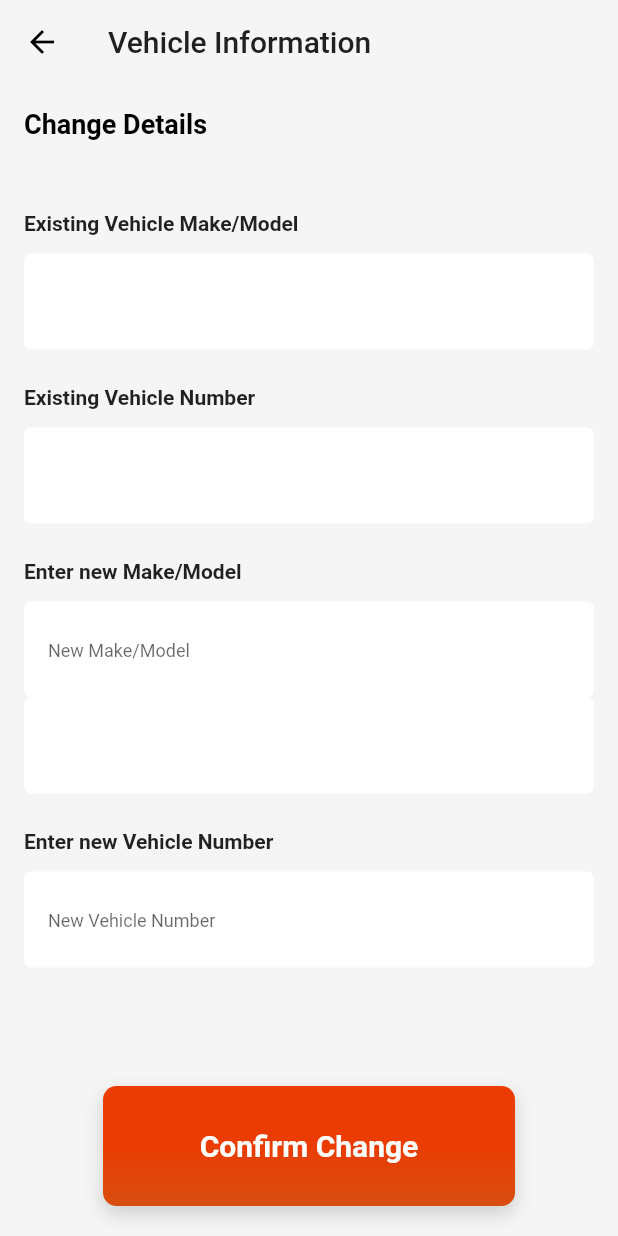
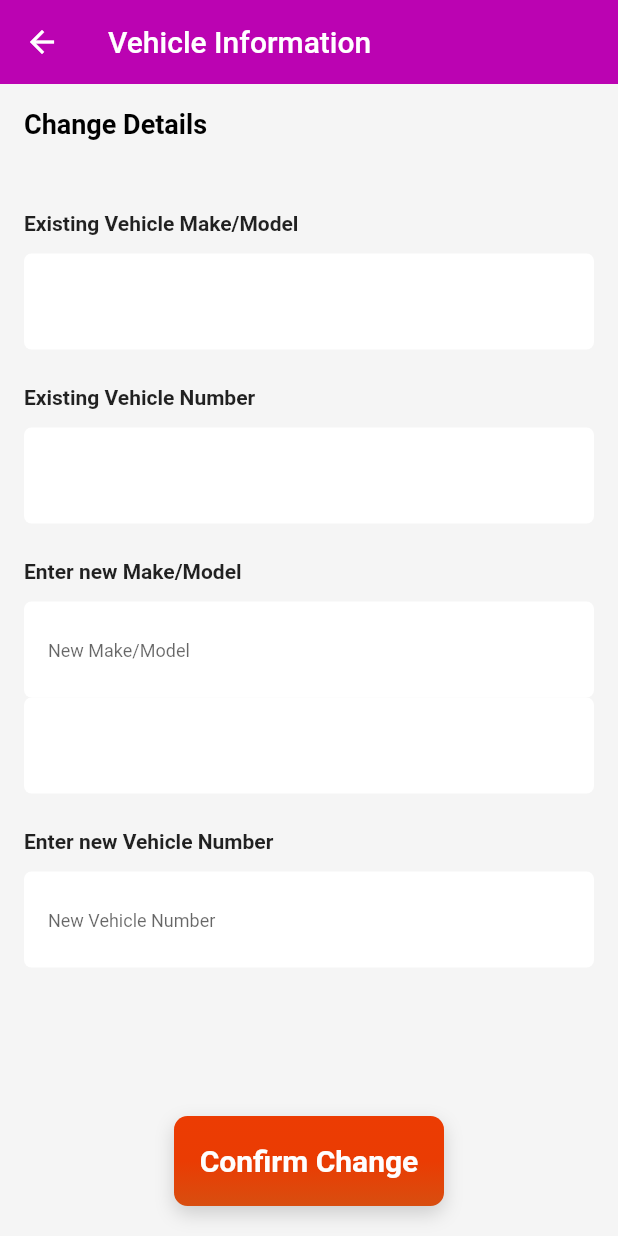
Before and after one commit to Abdullah0322/FYP_v1, a Flutter app: the VehicleInfo screen opened directly, on a phone screen of 412 x 824 dp. Run offline on Flutter 3.47's test engine with Material 2 defaults, Android fonts, the phone set to English and light mode, and no system bars; our stand-ins replace animated_bottom_navigation_bar, cached_network_image, carousel_slider, cloud_firestore, curved_navigation_bar, dropdown_formfield and 16 more; missing offline and left inert: flutter_animated_dialog, grouped_buttons; accounts and stored records are empty.

Commit message:
Update vehicleinfo.dart

```diff
--- a/clickandpick/lib/RiderDashboard/vehicleinfo.dart
+++ b/clickandpick/lib/RiderDashboard/vehicleinfo.dart
@@ -90,8 +90,8 @@ class _VehicleInfoState extends State<VehicleInfo> {
             });
       },
       child: Container(
-        height: 80,
-        width: width / 1.5,
+        height: 60,
+        width: 180,
         decoration: BoxDecoration(
             gradient: mainButton,
             boxShadow: [
@@ -118,13 +118,13 @@ class _VehicleInfoState extends State<VehicleInfo> {
       backgroundColor: Colors.grey[100],
       appBar: AppBar(
         iconTheme: IconThemeData(
-          color: Colors.black,
+          color: Colors.white,
         ),
         brightness: Brightness.light,
-        backgroundColor: Colors.transparent,
+        backgroundColor: Color(0xFFBB03B2),
         title: Text(
           'Vehicle Information',
-          style: TextStyle(color: darkGrey),
+          style: TextStyle(color: Colors.white),
         ),
         elevation: 0,
       ),
```
